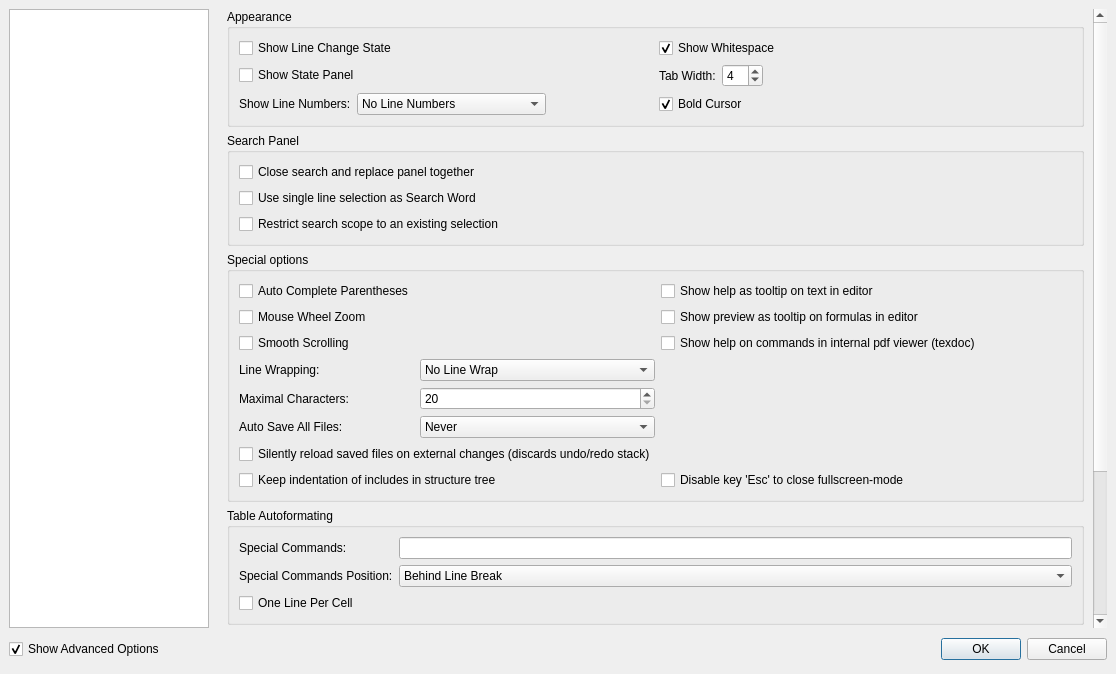
Qt form configdialog.ui (svn2github/texstudio-trunk) before a commit.
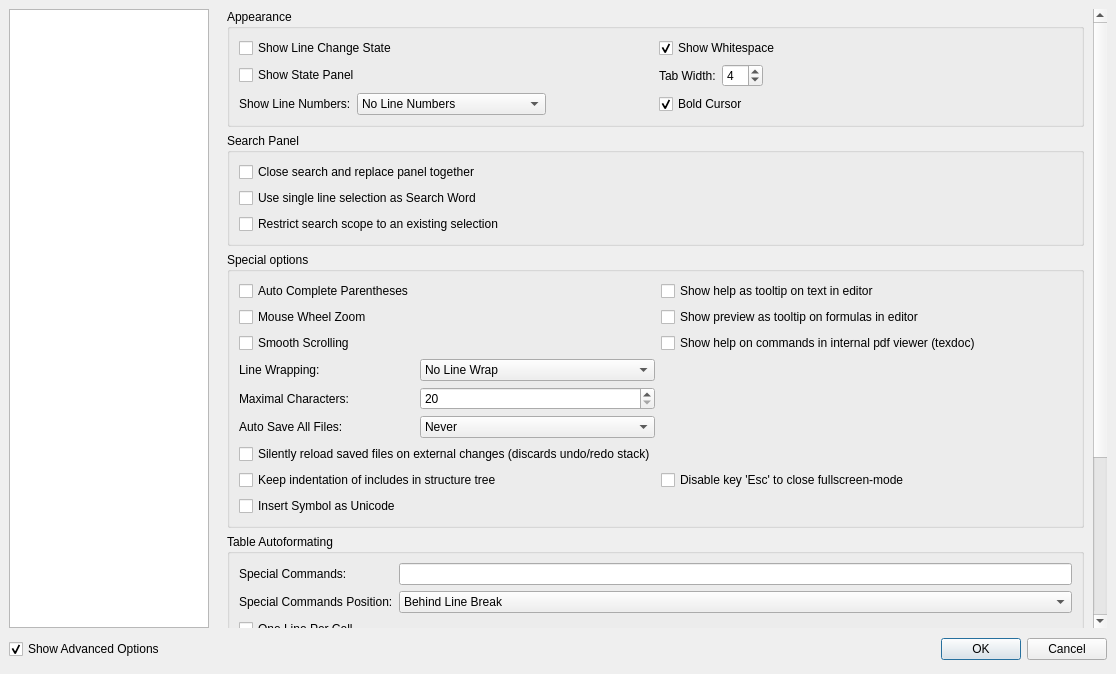
The same form after that commit. The open tabs and pages were chosen to show the change. Icons and pictures are not drawn.

Commit message: add option to insert symbols directly as unicode character. Be aware that txs is not fully unicode compliant, mainly concerning charcter widths nor latex which demands extra packages apart from utf8x inputenc

```diff
--- a/configdialog.ui
+++ b/configdialog.ui
@@ -1412,10 +1412,10 @@
          <widget class="QWidget" name="scrollAreaWidgetContents_2">
           <property name="geometry">
            <rect>
-            <x>-32</x>
+            <x>0</x>
             <y>0</y>
-            <width>897</width>
-            <height>828</height>
+            <width>866</width>
+            <height>882</height>
            </rect>
           </property>
           <layout class="QVBoxLayout" name="verticalLayout_8">
@@ -1767,6 +1767,16 @@
                 </property>
                </widget>
               </item>
+              <item row="12" column="0">
+               <widget class="QCheckBox" name="checkBoxInsertSymbolAsUCS">
+                <property name="toolTip">
+                 <string>Beware that LaTeX still needs to be able to render the character, thus the same packages need to be present as with the LaTeX-Code</string>
+                </property>
+                <property name="text">
+                 <string>Insert Symbol as Unicode</string>
+                </property>
+               </widget>
+              </item>
              </layout>
             </widget>
            </item>
```
Left out of the diff: 256 changed lines with no effect on the pictures. The commit also changes 918 other files.
